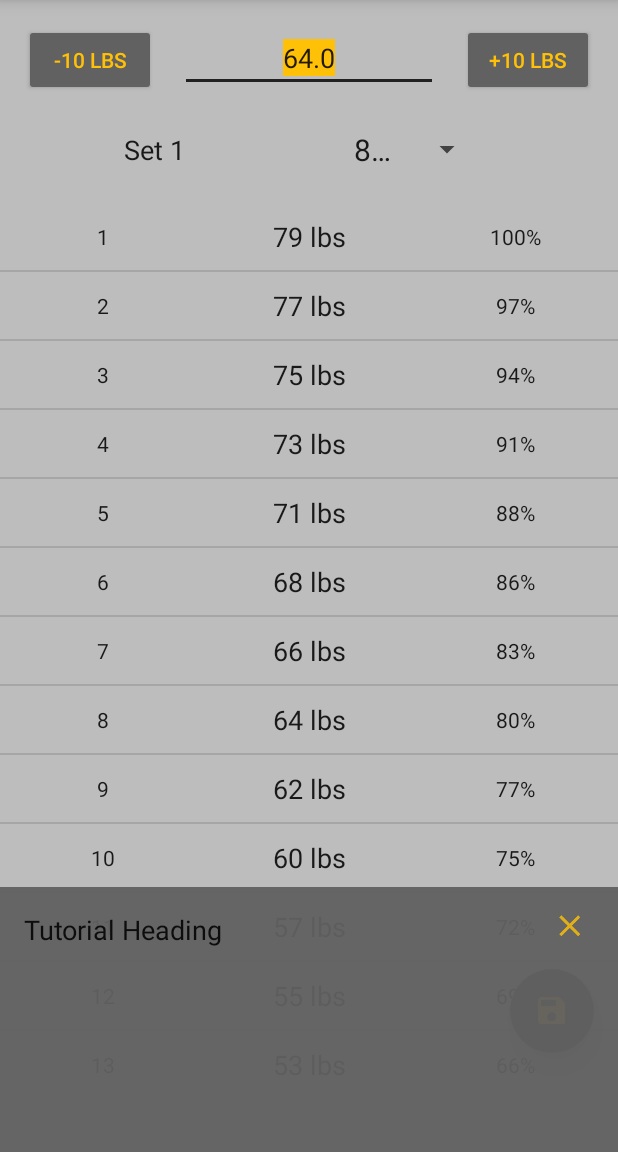
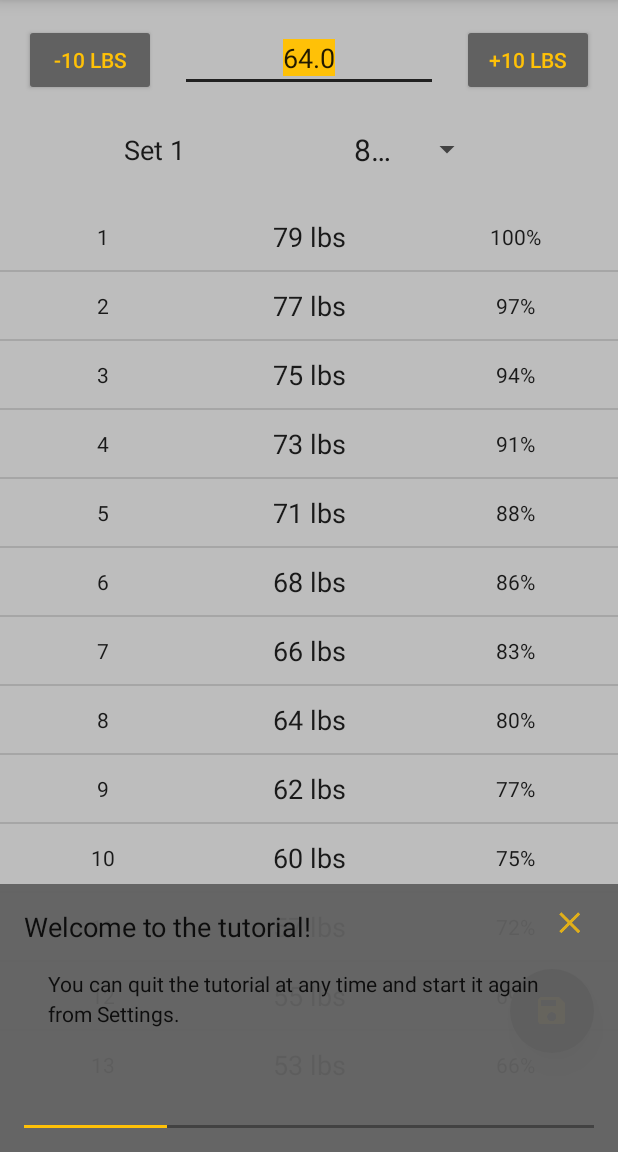
Before and after one commit to btnewton/RepCheck, an Android app: the screen it shows after launch (MainActivity), on a phone screen of 412 x 824 dp, the part 84-1236 px from its top. Run offline under Robolectric (Android 15) with nearby library versions, the phone set to English and light mode, and no system bars; our stand-ins replace AdMob.

Commit message:
Added a sweet progress bar to tutorial

```diff
--- a/app/src/main/java/com/brandtnewtonsoftware/rep_check/activities/MainActivity.java
+++ b/app/src/main/java/com/brandtnewtonsoftware/rep_check/activities/MainActivity.java
@@ -229,7 +229,8 @@ public class MainActivity extends AppCompatActivity implements TutorialEventList
         adView.resume();
 
         SharedPreferences sharedPreferences = PreferenceManager.getDefaultSharedPreferences(this);
-        if (sharedPreferences.getBoolean(getString(R.string.pref_prompt_tutorial_flag), true)) {
+//        if (sharedPreferences.getBoolean(getString(R.string.pref_prompt_tutorial_flag), true)) {
+        if (true) {
             SharedPreferences.Editor editor = sharedPreferences.edit();
             editor.putBoolean(getString(R.string.pref_prompt_tutorial_flag), false);
             editor.apply();
--- /dev/null
+++ b/app/src/main/java/com/brandtnewtonsoftware/rep_check/util/ClickableViewPager.java
@@ -0,0 +1,52 @@
+package com.brandtnewtonsoftware.rep_check.util;
+
+import android.content.Context;
+import android.support.v4.view.MotionEventCompat;
+import android.support.v4.view.ViewPager;
+import android.util.AttributeSet;
+import android.view.MotionEvent;
+
+import java.util.Calendar;
+
+/**
+ * Created by Brandt on 8/23/2015.
+ */
+public class ClickableViewPager extends ViewPager {
+
+    private static final int MAX_CLICK_DURATION = 200;
+    private long startClickTime;
+    private OnClickListener onClickListener;
+
+
+    public ClickableViewPager(Context context) {
+        super(context);
+    }
+
+    public ClickableViewPager(Context context, AttributeSet attrs) {
+        super(context, attrs);
+    }
+
+    @Override
+    public boolean onInterceptTouchEvent(MotionEvent ev) {
+
+        switch (MotionEventCompat.getActionMasked(ev)) {
+            case MotionEvent.ACTION_DOWN: {
+                startClickTime = Calendar.getInstance().getTimeInMillis();
+                break;
+            }
+            case MotionEvent.ACTION_UP: {
+                long clickDuration = Calendar.getInstance().getTimeInMillis() - startClickTime;
+                if (clickDuration < MAX_CLICK_DURATION) {
+                    onClickListener.onClick(this);
+                    return true;
+                }
+            }
+        }
+        return super.onInterceptTouchEvent(ev);
+    }
+
+    @Override
+    public void setOnClickListener(OnClickListener onClickListener) {
+        this.onClickListener = onClickListener;
+    }
+}
--- a/app/src/main/java/com/brandtnewtonsoftware/rep_check/util/tutorial/TutorialBuilder.java
+++ b/app/src/main/java/com/brandtnewtonsoftware/rep_check/util/tutorial/TutorialBuilder.java
@@ -6,39 +6,42 @@ import android.support.v4.app.Fragment;
 import android.support.v4.app.FragmentActivity;
 import android.support.v4.app.FragmentManager;
 import android.support.v4.app.FragmentStatePagerAdapter;
-import android.support.v4.view.PagerAdapter;
 import android.support.v4.view.ViewPager;
 import android.view.LayoutInflater;
 import android.view.View;
 import android.view.ViewManager;
+import android.widget.ProgressBar;
 import android.widget.RelativeLayout;
 import android.widget.TextView;
 
 import com.brandtnewtonsoftware.rep_check.R;
+import com.brandtnewtonsoftware.rep_check.util.ClickableViewPager;
 import com.brandtnewtonsoftware.rep_check.util.tutorial.topic.ConclusionTopic;
+import com.brandtnewtonsoftware.rep_check.util.tutorial.topic.InfoTopic;
 import com.brandtnewtonsoftware.rep_check.util.tutorial.topic.TutorialTopic;
 
+import java.util.ArrayList;
 import java.util.List;
 
 /**
  * Created by Brandt on 8/23/2015.
  */
-public class TutorialBuilder {
+public class TutorialBuilder implements ViewPager.OnPageChangeListener, View.OnClickListener {
 
-    List<TutorialEventListener> listeners;
+    List<TutorialEventListener> listeners = new ArrayList<>();
     TextView topicTitle;
     Activity activity;
+    TopicsPagerAdapter pagerAdapter;
     View pointer;
-    private ViewPager viewPager;
-    private PagerAdapter pagerAdapter;
+    ProgressBar progressBar;
+    private ClickableViewPager viewPager;
 
-    List<TutorialTopic> topics;
+    List<TutorialTopic> topics = new ArrayList<>();
 
     public TutorialBuilder() {
-        topics.add(new ConclusionTopic());
-        topics.add(new ConclusionTopic());
-        topics.add(new ConclusionTopic());
-        topics.add(new ConclusionTopic());
+        topics.add(new InfoTopic());
+        topics.add(new InfoTopic());
+        topics.add(new InfoTopic());
     }
 
     public TutorialBuilder setTopics(List<TutorialTopic> topics) {
@@ -64,9 +67,17 @@ public class TutorialBuilder {
         });
 
         topicTitle = (TextView) activity.findViewById(R.id.tutorial_title);
-        viewPager = (ViewPager) activity.findViewById(R.id.tutorial_viewpager);
+
+        viewPager = (ClickableViewPager) activity.findViewById(R.id.tutorial_viewpager);
         pagerAdapter = new TopicsPagerAdapter(activity.getSupportFragmentManager());
         viewPager.setAdapter(pagerAdapter);
+        viewPager.addOnPageChangeListener(this);
+        viewPager.setOnClickListener(this);
+        progressBar = (ProgressBar) activity.findViewById(R.id.tutorial_progress);
+
+        topicTitle.setText(((TutorialTopic)pagerAdapter.getItem(viewPager.getCurrentItem())).getTitle());
+
+        onTutorialStart();
 
         return this;
     }
@@ -77,7 +88,7 @@ public class TutorialBuilder {
     public void closeButtonAction() {
         final View tutorialDialog = activity.findViewById(R.id.tutorial_dialog);
         int tutorialDialogDPHeight = tutorialDialog.getHeight();
-        tutorialDialog.animate().translationY(tutorialDialogDPHeight).setDuration(activity.getResources().getInteger(android.R.integer.config_mediumAnimTime)).setListener(new Animator.AnimatorListener() {
+        tutorialDialog.animate().translationY(tutorialDialogDPHeight).setDuration(activity.getResources().getInteger(android.R.integer.config_shortAnimTime)).setListener(new Animator.AnimatorListener() {
             @Override
             public void onAnimationStart(Animator animation) {
 
@@ -101,6 +112,31 @@ public class TutorialBuilder {
         });
     }
 
+    @Override
+    public void onPageScrolled(int position, float positionOffset, int positionOffsetPixels) {
+        int scrollProgress = 0;
+        scrollProgress = (int) ((100 * positionOffset) / pagerAdapter.getCount());
+        progressBar.setProgress(scrollProgress + 100 * (position + 1) / pagerAdapter.getCount());
+    }
+
+    @Override
+    public void onPageSelected(int position) {
+        topicTitle.setText(((TutorialTopic)pagerAdapter.getItem(position)).getTitle());
+        onTopicChanged();
+    }
+
+    @Override
+    public void onPageScrollStateChanged(int state) {
+
+    }
+
+    @Override
+    public void onClick(View v) {
+        if (v.getId() == R.id.tutorial_viewpager) {
+            viewPager.setCurrentItem(viewPager.getCurrentItem() + 1);
+        }
+    }
+
     private class TopicsPagerAdapter extends FragmentStatePagerAdapter {
 
         public TopicsPagerAdapter(FragmentManager fm) {
@@ -109,12 +145,15 @@ public class TutorialBuilder {
 
         @Override
         public Fragment getItem(int position) {
-            return topics.get(position);
+            if (position < topics.size())
+                return topics.get(position);
+            else
+                return new ConclusionTopic();
         }
 
         @Override
         public int getCount() {
-            return topics.size();
+            return topics.size() + 1;
         }
     }
 
--- a/app/src/main/java/com/brandtnewtonsoftware/rep_check/util/tutorial/topic/TutorialTopic.java
+++ b/app/src/main/java/com/brandtnewtonsoftware/rep_check/util/tutorial/topic/TutorialTopic.java
@@ -14,12 +14,14 @@ import com.brandtnewtonsoftware.rep_check.R;
  * Created by Brandt on 8/23/2015.
  */
 public abstract class TutorialTopic extends Fragment{
+    public static final String LOG_TAG = "TutorialTopic";
 
     @Nullable
     @Override
     public View onCreateView(LayoutInflater inflater, ViewGroup container, Bundle savedInstanceState) {
         ViewGroup view = (ViewGroup) inflater.inflate(R.layout.tutorial_topic, container, false);
         TextView body = (TextView) view.findViewById(R.id.topic_body);
+
         body.setText(getBody());
         return view;
     }
--- /dev/null
+++ b/app/src/main/res/drawable/tutorial_progressbar.xml
@@ -0,0 +1,20 @@
+<layer-list xmlns:android="http://schemas.android.com/apk/res/android">
+
+    <!-- Define the background properties like color etc -->
+    <item android:id="@android:id/background">
+        <shape>
+            <solid android:color="@color/primary_800"/>
+        </shape>
+    </item>
+
+    <!-- Define the progress properties like start color, end color etc -->
+    <item android:id="@android:id/progress">
+        <clip>
+            <shape>
+                <solid
+                    android:color="@color/accent_500"/>
+            </shape>
+        </clip>
+    </item>
+
+</layer-list>
--- a/app/src/main/res/layout/tutorial_dialog.xml
+++ b/app/src/main/res/layout/tutorial_dialog.xml
@@ -9,7 +9,6 @@
     <TextView
         android:id="@+id/tutorial_title"
         android:textSize="@dimen/larger_text"
-        android:text="Tutorial Heading"
         android:layout_width="match_parent"
         android:layout_height="wrap_content" />
 
@@ -22,9 +21,17 @@
         android:layout_width="wrap_content"
         android:layout_height="wrap_content" />
 
-    <android.support.v4.view.ViewPager
+    <com.brandtnewtonsoftware.rep_check.util.ClickableViewPager
         android:id="@+id/tutorial_viewpager"
         android:layout_below="@id/tutorial_title"
         android:layout_width="match_parent"
         android:layout_height="120dp" />
+
+    <ProgressBar
+        android:id="@+id/tutorial_progress"
+        android:progressDrawable="@drawable/tutorial_progressbar"
+        android:layout_below="@id/tutorial_viewpager"
+        android:layout_height="2dp"
+        android:layout_width="match_parent"
+        style="@android:style/Widget.ProgressBar.Horizontal" />
 </RelativeLayout>
--- a/app/src/main/res/layout/tutorial_topic.xml
+++ b/app/src/main/res/layout/tutorial_topic.xml
@@ -1,7 +1,7 @@
 <?xml version="1.0" encoding="utf-8"?>
 <ScrollView xmlns:android="http://schemas.android.com/apk/res/android"
     android:orientation="vertical" android:layout_width="match_parent"
-    android:layout_height="wrap_content">
+    android:layout_height="match_parent">
 
     <TextView
         android:padding="@dimen/standard"
```
Also changed, not shown: app/src/main/java/com/brandtnewtonsoftware/rep_check/util/tutorial/topic/ConclusionTopic.java (+21 -1 lines).
